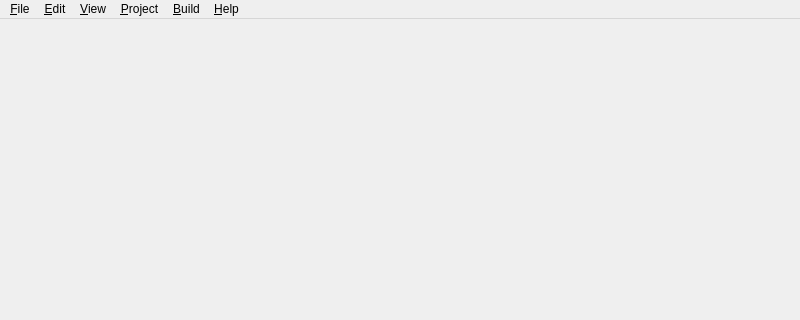
First picture: the form in mainwindow.ui, repository nghack/chmcreator, before the edit; both pictures show x 0 to 800 and y 0 to 320 of the 800 by 600 pixel window.
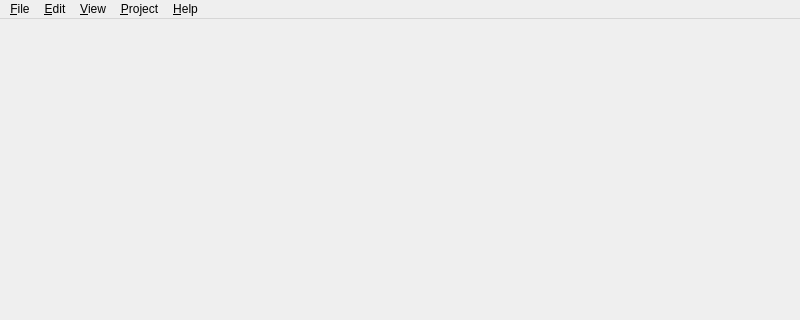
Second picture: the form after the edit. Icons and pictures are not drawn.

Diff of the .ui file:
```diff
--- a/mainwindow.ui
+++ b/mainwindow.ui
@@ -58,14 +58,6 @@
     <addaction name="separator"/>
     <addaction name="actionShow_File_Column"/>
    </widget>
-   <widget class="QMenu" name="menu_Test">
-    <property name="title">
-     <string>&amp;Build</string>
-    </property>
-    <addaction name="action_Compile"/>
-    <addaction name="separator"/>
-    <addaction name="action_Run"/>
-   </widget>
    <widget class="QMenu" name="menu_Help">
     <property name="title">
      <string>&amp;Help</string>
@@ -99,7 +91,6 @@
    <addaction name="menu_Edit"/>
    <addaction name="menu_View"/>
    <addaction name="menu_Project"/>
-   <addaction name="menu_Test"/>
    <addaction name="menu_Help"/>
   </widget>
   <widget class="QStatusBar" name="statusBar"/>
```
Left out of the diff: 14 changed lines with no effect on the pictures.
